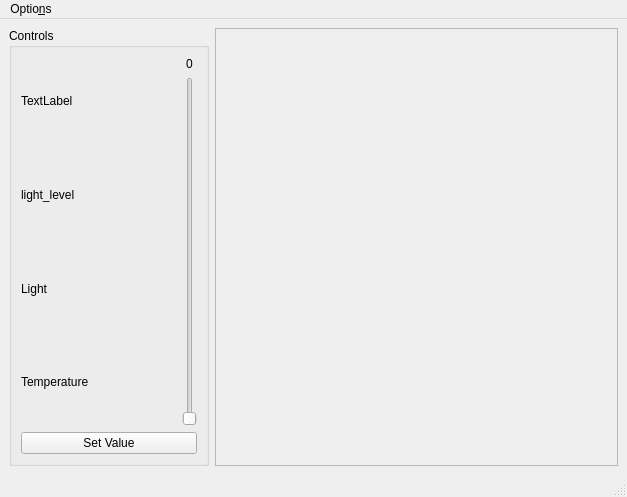
This is qt5_app/mainwindow.ui in ChatzigeorgiouGroup/OptoWorld as Qt 5 draws it before an edit. The edited form follows.
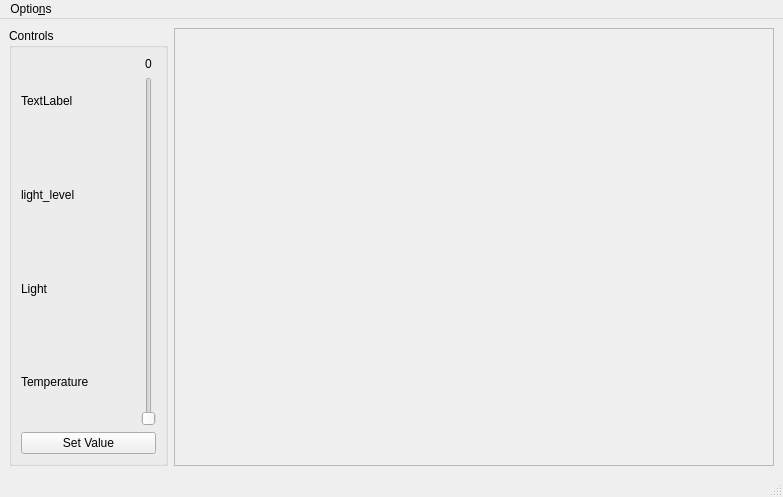
This is the edited form.

```diff
--- a/qt5_app/mainwindow.ui
+++ b/qt5_app/mainwindow.ui
@@ -132,6 +132,12 @@
     </item>
     <item row="0" column="1">
      <widget class="QFrame" name="framePlotWidget">
+      <property name="minimumSize">
+       <size>
+        <width>600</width>
+        <height>400</height>
+       </size>
+      </property>
       <property name="frameShape">
        <enum>QFrame::StyledPanel</enum>
       </property>
```
Left out of the diff: 12 changed lines with no effect on the pictures.
